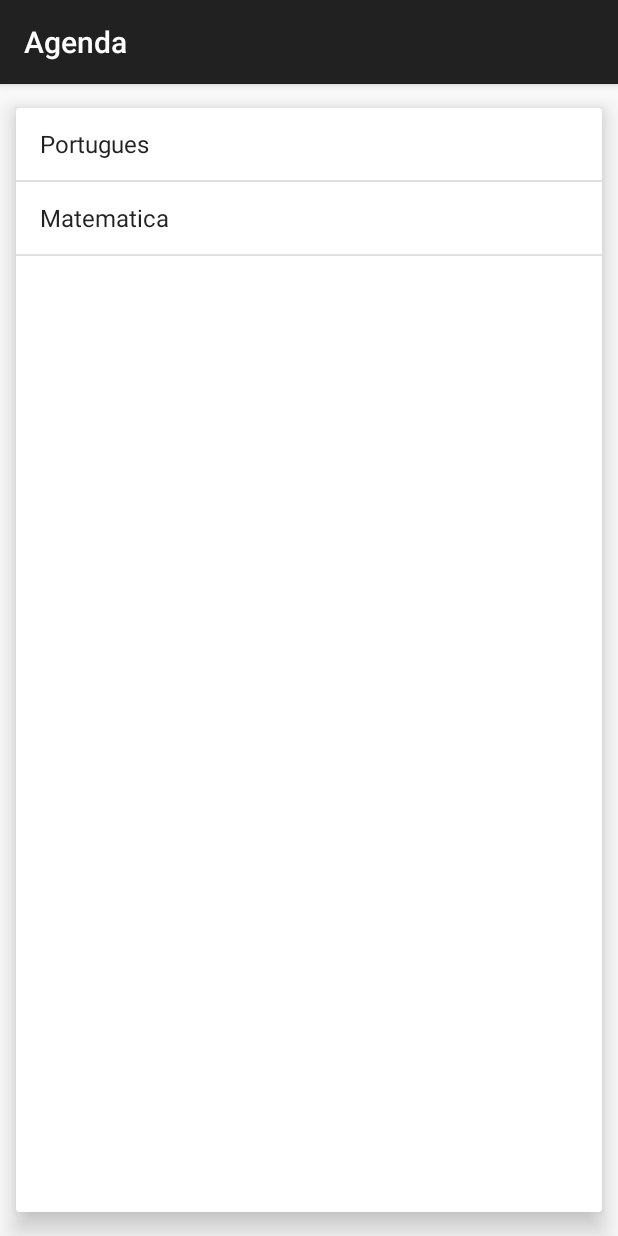
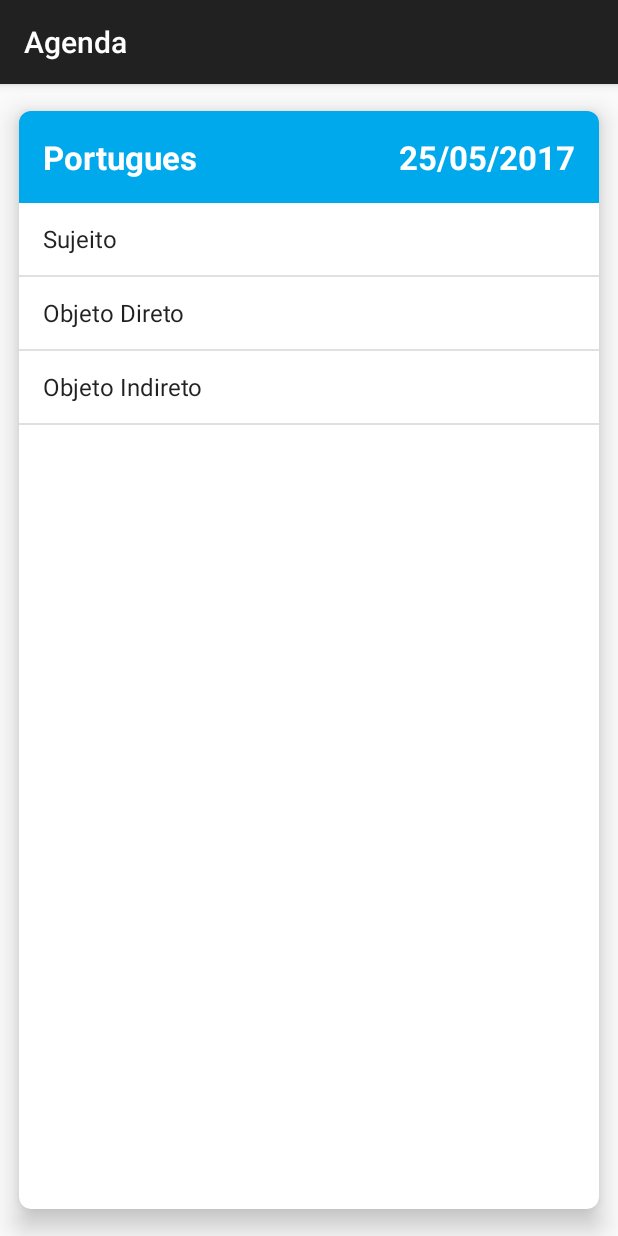
Before and after one commit to GolfettoGuilherme/alura-android-curso, an Android app: the ProvasActivity screen opened directly, with no data from a screen before it, after a tap on "Portugues", on a phone screen of 412 x 824 dp. Run offline under Robolectric (Android 15) with nearby library versions, the phone set to English and light mode, and no system bars.

Commit message:
no meio da aula 2

```diff
--- a/app/src/main/AndroidManifest.xml
+++ b/app/src/main/AndroidManifest.xml
@@ -22,7 +22,7 @@
         </activity>
         <activity
             android:name=".FormularioActivity"
-            android:label="@string/title_activity_formulario"></activity>
+            android:label="@string/title_activity_formulario" />
 
         <receiver android:name=".receiver.SMSReceiver">
             <intent-filter>
@@ -30,7 +30,9 @@
             </intent-filter>
         </receiver>
 
-        <activity android:name=".ProvasActivity"></activity>
+        <activity android:name=".ProvasActivity" />
+        <activity android:name=".DetalhesProvaActivity" />
+        <activity android:name=".ProvasTabletActivity"></activity>
     </application>
 
 </manifest>
--- /dev/null
+++ b/app/src/main/java/br/com/alura/agenda/DetalhesProvaActivity.java
@@ -0,0 +1,36 @@
+package br.com.alura.agenda;
+
+import android.content.Intent;
+import android.support.v7.app.AppCompatActivity;
+import android.os.Bundle;
+import android.widget.Adapter;
+import android.widget.ArrayAdapter;
+import android.widget.ListView;
+import android.widget.TextView;
+
+import java.lang.reflect.Array;
+
+import br.com.alura.agenda.modelo.Prova;
+
+public class DetalhesProvaActivity extends AppCompatActivity {
+
+    @Override
+    protected void onCreate(Bundle savedInstanceState) {
+        super.onCreate(savedInstanceState);
+        setContentView(R.layout.activity_detalhes_prova);
+        Intent intent = getIntent();
+        Prova prova = (Prova) intent.getSerializableExtra("prova");
+
+        TextView materia = (TextView) findViewById(R.id.detalhes_prova_materia);
+        TextView dataProva = (TextView) findViewById(R.id.detalhes_prova_data);
+        ListView listaTopicos = (ListView) findViewById(R.id.detalhes_prova_topicos);
+
+        materia.setText(prova.getMateria());
+        dataProva.setText(prova.getData());
+
+        ArrayAdapter<String> adapter = new ArrayAdapter<String>(this, android.R.layout.simple_list_item_1, prova.getTopicos());
+        listaTopicos.setAdapter(adapter);
+
+
+    }
+}
--- a/app/src/main/java/br/com/alura/agenda/ListaAlunosActivity.java
+++ b/app/src/main/java/br/com/alura/agenda/ListaAlunosActivity.java
@@ -22,6 +22,7 @@ import br.com.alura.agenda.adapter.AlunosAdapter;
 import br.com.alura.agenda.converter.AlunoConverter;
 import br.com.alura.agenda.dao.AlunoDAO;
 import br.com.alura.agenda.modelo.Aluno;
+import br.com.alura.agenda.modelo.Prova;
 
 public class ListaAlunosActivity extends AppCompatActivity {
 
--- /dev/null
+++ b/app/src/main/java/br/com/alura/agenda/ListaProvasFragment.java
@@ -0,0 +1,60 @@
+package br.com.alura.agenda;
+
+import android.content.Intent;
+import android.os.Bundle;
+import android.support.annotation.Nullable;
+import android.support.v4.app.Fragment;
+import android.view.LayoutInflater;
+import android.view.View;
+import android.view.ViewGroup;
+import android.widget.AdapterView;
+import android.widget.ArrayAdapter;
+import android.widget.ListView;
+import android.widget.Toast;
+
+import java.util.Arrays;
+import java.util.List;
+
+import br.com.alura.agenda.modelo.Prova;
+
+/**
+ * Created by Guilherme on 16/01/2017.
+ */
+
+public class ListaProvasFragment extends Fragment {
+
+    @Nullable
+    @Override
+    public View onCreateView(LayoutInflater inflater, @Nullable ViewGroup container, @Nullable Bundle savedInstanceState) {
+
+        View view = inflater.inflate(R.layout.fragment_lista_provas, container, false);
+
+
+        List<String> topicosPortugues = Arrays.asList("Sujeito", "Objeto Direto", "Objeto Indireto");
+        Prova provaPortugues = new Prova("Portugues", "25/05/2017", topicosPortugues);
+
+        List<String> topicosMatematica = Arrays.asList("Equações Segundo Grau", "Trigonometria");
+        Prova provaMatematica = new Prova("Matematica", "26/05/2017", topicosMatematica);
+
+
+        List<Prova> provas = Arrays.asList(provaPortugues, provaMatematica);
+        ArrayAdapter<Prova> adapter = new ArrayAdapter<Prova>(getContext(), android.R.layout.simple_list_item_1, provas);
+
+
+        ListView lista = (ListView) view.findViewById(R.id.provas_lista);
+        lista.setAdapter(adapter);
+
+        lista.setOnItemClickListener(new AdapterView.OnItemClickListener() {
+            @Override
+            public void onItemClick(AdapterView<?> parent, View view, int position, long id) {
+                Prova prova = (Prova) parent.getItemAtPosition(position);
+                Toast.makeText(getContext(), "Clicou na prova de " + prova, Toast.LENGTH_SHORT).show();
+                Intent vaiParaProvas = new Intent(getContext(), DetalhesProvaActivity.class);
+                vaiParaProvas.putExtra("prova", prova);
+                startActivity(vaiParaProvas);
+            }
+        });
+
+        return view;
+    }
+}
--- a/app/src/main/java/br/com/alura/agenda/ProvasActivity.java
+++ b/app/src/main/java/br/com/alura/agenda/ProvasActivity.java
@@ -1,5 +1,9 @@
 package br.com.alura.agenda;
 
+import android.content.Intent;
+import android.support.v4.app.Fragment;
+import android.support.v4.app.FragmentManager;
+import android.support.v4.app.FragmentTransaction;
 import android.support.v7.app.AppCompatActivity;
 import android.os.Bundle;
 import android.view.View;
@@ -20,26 +24,12 @@ public class ProvasActivity extends AppCompatActivity {
         super.onCreate(savedInstanceState);
         setContentView(R.layout.activity_provas);
 
-        List<String> topicosPortugues = Arrays.asList("Sujeito", "Objeto Direto", "Objeto Indireto");
-        Prova provaPortugues = new Prova("Portugues", "25/05/2017", topicosPortugues);
+        FragmentManager fragmentManager =  getSupportFragmentManager();
+        FragmentTransaction tx = fragmentManager.beginTransaction();
 
-        List<String> topicosMatematica = Arrays.asList("Equações Segundo Grau", "Trigonometria");
-        Prova provaMatematica = new Prova("Matematica", "26/05/2017", topicosMatematica);
+        tx.replace(R.id.frame_principal, new ListaProvasFragment());
 
+        tx.commit();
 
-        List<Prova> provas = Arrays.asList(provaPortugues, provaMatematica);
-        ArrayAdapter<Prova> adapter = new ArrayAdapter<Prova>(this, android.R.layout.simple_list_item_1, provas);
-
-
-        ListView lista = (ListView) findViewById(R.id.provas_lista);
-        lista.setAdapter(adapter);
-
-        lista.setOnItemClickListener(new AdapterView.OnItemClickListener() {
-            @Override
-            public void onItemClick(AdapterView<?> parent, View view, int position, long id) {
-                Prova prova = (Prova) parent.getItemAtPosition(position);
-                Toast.makeText(ProvasActivity.this, "Clicou na prova de " + prova, Toast.LENGTH_SHORT).show();
-            }
-        });
     }
 }
--- a/app/src/main/java/br/com/alura/agenda/modelo/Prova.java
+++ b/app/src/main/java/br/com/alura/agenda/modelo/Prova.java
@@ -1,12 +1,13 @@
 package br.com.alura.agenda.modelo;
 
+import java.io.Serializable;
 import java.util.List;
 
 /**
  * Created by Guilherme on 15/01/2017.
  */
 
-public class Prova {
+public class Prova implements Serializable {
 
     private String materia;
 
--- /dev/null
+++ b/app/src/main/res/layout/activity_detalhes_prova.xml
@@ -0,0 +1,52 @@
+<?xml version="1.0" encoding="utf-8"?>
+<android.support.v7.widget.CardView xmlns:android="http://schemas.android.com/apk/res/android"
+    android:layout_width="match_parent"
+    android:layout_height="match_parent"
+    xmlns:app="http://schemas.android.com/apk/res-auto"
+    app:cardCornerRadius="8dp"
+    app:cardElevation="10dp"
+    app:cardUseCompatPadding="true">
+
+    <LinearLayout
+        android:layout_width="match_parent"
+        android:layout_height="match_parent"
+        android:orientation="vertical">
+
+        <RelativeLayout
+            android:layout_width="match_parent"
+            android:layout_height="wrap_content"
+            android:background="#00A8EC">
+
+            <TextView
+                android:layout_width="wrap_content"
+                android:layout_height="wrap_content"
+                android:text="Materia"
+                android:layout_margin="16dp"
+                android:textColor="#FFF"
+                android:textStyle="bold"
+                android:textSize="22sp"
+                android:id="@+id/detalhes_prova_materia"/>
+
+            <TextView
+                android:layout_width="wrap_content"
+                android:layout_height="wrap_content"
+                android:text="Data"
+                android:layout_alignParentRight="true"
+                android:layout_margin="16dp"
+                android:textColor="#FFF"
+                android:textStyle="bold"
+                android:textSize="22sp"
+                android:id="@+id/detalhes_prova_data"/>
+
+        </RelativeLayout>
+
+        <ListView
+            android:layout_width="match_parent"
+            android:layout_height="match_parent"
+            android:id="@+id/detalhes_prova_topicos">
+
+        </ListView>
+
+    </LinearLayout>
+
+</android.support.v7.widget.CardView>
--- a/app/src/main/res/layout/activity_provas.xml
+++ b/app/src/main/res/layout/activity_provas.xml
@@ -1,16 +1,7 @@
 <?xml version="1.0" encoding="utf-8"?>
-<android.support.v7.widget.CardView xmlns:android="http://schemas.android.com/apk/res/android"
+<FrameLayout xmlns:android="http://schemas.android.com/apk/res/android"
     android:layout_width="match_parent"
     android:layout_height="match_parent"
-    xmlns:app="http://schemas.android.com/apk/res-auto"
-    app:cardElevation="10dp"
-    app:cardUseCompatPadding="true">
+    android:id="@+id/frame_principal">
 
-    <ListView
-        android:layout_width="match_parent"
-        android:layout_height="match_parent"
-        android:id="@+id/provas_lista">
-
-    </ListView>
-
-</android.support.v7.widget.CardView>
+</FrameLayout>
```
Also changed, not shown: app/src/main/java/br/com/alura/agenda/ProvasTabletActivity.java (added, +15 -0 lines), app/src/main/res/layout/activity_provas_tablet.xml (added, +19 -0 lines), app/src/main/res/layout/fragment_lista_provas.xml (added, +16 -0 lines), 2 other files.
